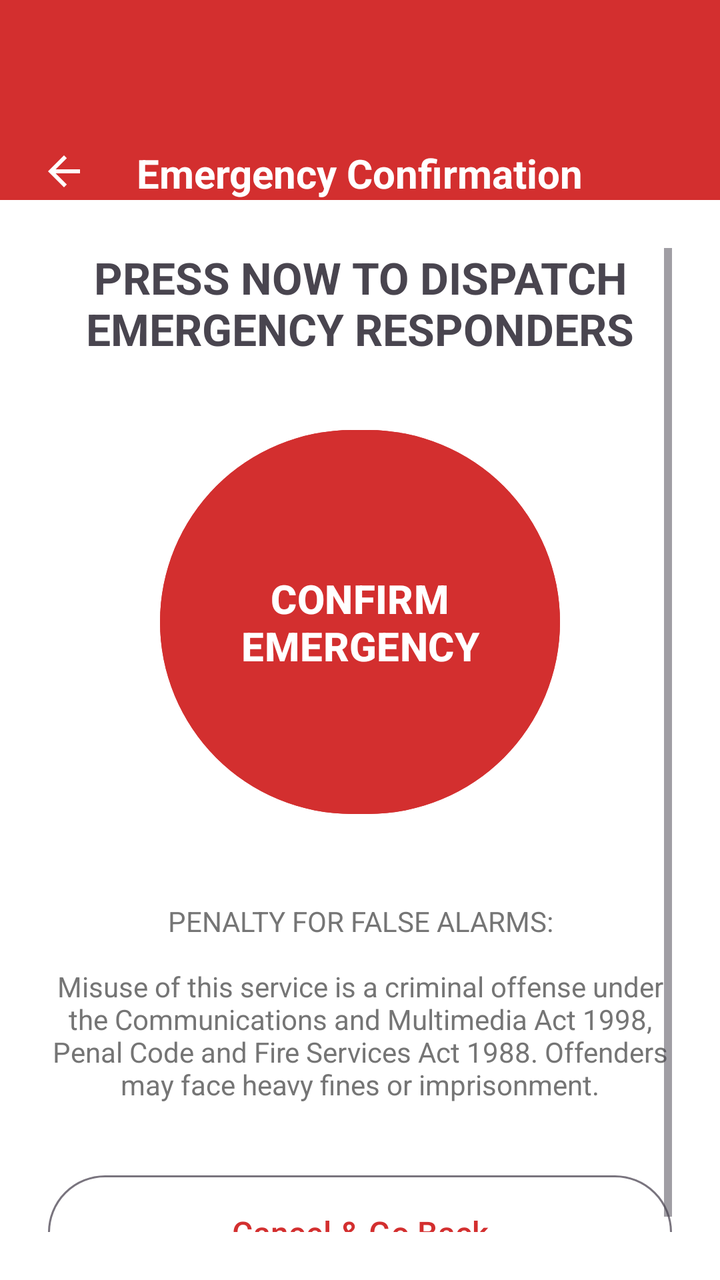
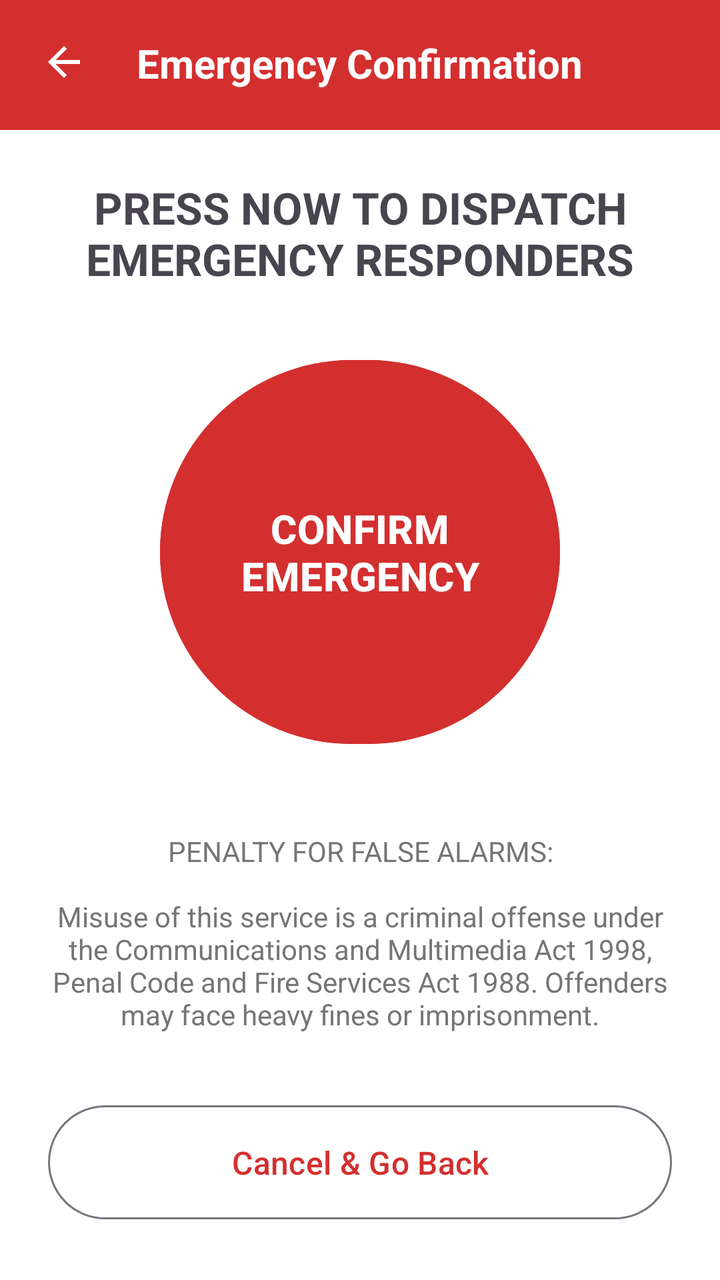

Before-and-after screenshots of an Android layout around one commit, followed by the original layout XML and the change that was made.
<!-- AndroidManifest.xml: application theme Theme.JERAPP -->
<!-- res/layout/activity_confirmation.xml -->
<LinearLayout xmlns:android="http://schemas.android.com/apk/res/android"
    xmlns:app="http://schemas.android.com/apk/res-auto"
    android:layout_width="match_parent"
    android:layout_height="match_parent"
    android:orientation="vertical"
    android:background="@android:color/white">

    <RelativeLayout
        android:layout_width="match_parent"
        android:layout_height="100dp"
        android:fitsSystemWindows="true"
        android:background="@color/primary">

        <ImageButton
            android:id="@+id/btnBack"
            android:layout_width="48dp"
            android:layout_height="48dp"
            android:layout_alignParentBottom="true"
            android:layout_marginBottom="-10dp"
            android:layout_marginStart="8dp"
            android:background="?attr/selectableItemBackgroundBorderless"
            android:src="@drawable/ic_back"
            app:tint="@color/white" />

        <TextView
            android:layout_width="wrap_content"
            android:layout_height="wrap_content"
            android:layout_centerHorizontal="true"
            android:layout_alignParentBottom="true"
            android:text="Emergency Confirmation"
            android:textColor="@color/white"
            android:textSize="20sp"
            android:textStyle="bold" />
    </RelativeLayout>

    <ScrollView
        android:layout_width="match_parent"
        android:layout_height="match_parent"
        android:padding="24dp">

        <LinearLayout
            android:layout_width="match_parent"
            android:layout_height="wrap_content"
            android:orientation="vertical"
            android:gravity="center_horizontal">

            <TextView
                android:layout_width="wrap_content"
                android:layout_height="wrap_content"
                android:text="PRESS NOW TO DISPATCH EMERGENCY RESPONDERS"
                android:textAlignment="center"
                android:textSize="22sp"
                android:textStyle="bold"
                android:layout_marginBottom="32dp" />

            <Button
                android:id="@+id/btnConfirm"
                android:layout_width="200dp"
                android:layout_height="200dp"
                android:text="CONFIRM\nEMERGENCY"
                android:textSize="20sp"
                android:textStyle="bold"
                android:backgroundTint="#D32F2F"
                app:cornerRadius="100dp" />

            <TextView
                android:layout_width="match_parent"
                android:layout_height="wrap_content"
                android:layout_marginTop="40dp"
                android:text="PENALTY FOR FALSE ALARMS:\n\nMisuse of this service is a criminal offense under the Communications and Multimedia Act 1998, Penal Code and Fire Services Act 1988. Offenders may face heavy fines or imprisonment."
                android:textColor="#757575"
                android:textSize="14sp"
                android:textAlignment="center" />

            <Button
                android:id="@+id/btnCancel"
                style="@style/Widget.Material3.Button.OutlinedButton"
                android:layout_width="match_parent"
                android:layout_height="65dp"
                android:layout_marginTop="32dp"
                android:text="Cancel &amp; Go Back"
                android:textSize="16sp" />

        </LinearLayout>
    </ScrollView>
</LinearLayout>
<!-- resources referenced by this layout -->
<resources>
  <color name="primary">#D32F2F</color>
  <color name="white">#FFFFFF</color>
  <!-- drawable ic_back (drawable) -->
  <vector
      xmlns:android="http://schemas.android.com/apk/res/android"
      android:autoMirrored="true"
      android:height="24dp"
      android:tint="#FFFFFF"
      android:viewportHeight="24"
      android:viewportWidth="24"
      android:width="24dp">
        
      <path
          android:fillColor="@android:color/white"
          android:pathData="M20,11H7.83l5.59,-5.59L12,4l-8,8 8,8 1.41,-1.41L7.83,13H20v-2z"/>
      
  </vector>
  <style name="Theme.JERAPP" parent="Theme.Material3.DayNight.NoActionBar">
          
          <item name="colorPrimary">@color/primary</item>
          <item name="android:statusBarColor">@color/primary</item>
  
          
          <item name="android:windowLightStatusBar">false</item>
  
          
          <item name="android:navigationBarColor">@color/background</item>
          <item name="android:windowLightNavigationBar">true</item>
      </style>
  <color name="background">#FFFBFF</color>
</resources>

<!-- the commit's change to res/layout/activity_confirmation.xml (unified diff, before → after) -->
@@ -7,7 +7,7 @@
 
     <RelativeLayout
         android:layout_width="match_parent"
-        android:layout_height="100dp"
+        android:layout_height="65dp"
         android:fitsSystemWindows="true"
         android:background="@color/primary">
 
@@ -16,7 +16,7 @@
             android:layout_width="48dp"
             android:layout_height="48dp"
             android:layout_alignParentBottom="true"
-            android:layout_marginBottom="-10dp"
+            android:layout_marginBottom="10dp"
             android:layout_marginStart="8dp"
             android:background="?attr/selectableItemBackgroundBorderless"
             android:src="@drawable/ic_back"
@@ -27,6 +27,7 @@
             android:layout_height="wrap_content"
             android:layout_centerHorizontal="true"
             android:layout_alignParentBottom="true"
+            android:layout_marginBottom="20dp"
             android:text="Emergency Confirmation"
             android:textColor="@color/white"
             android:textSize="20sp"
